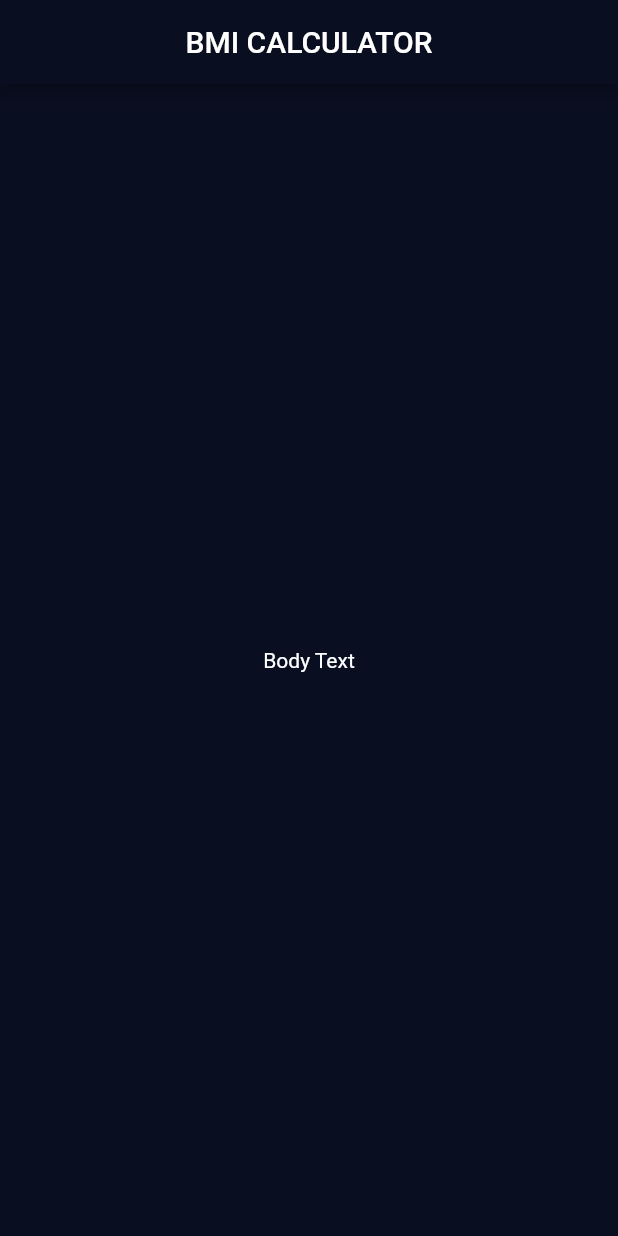
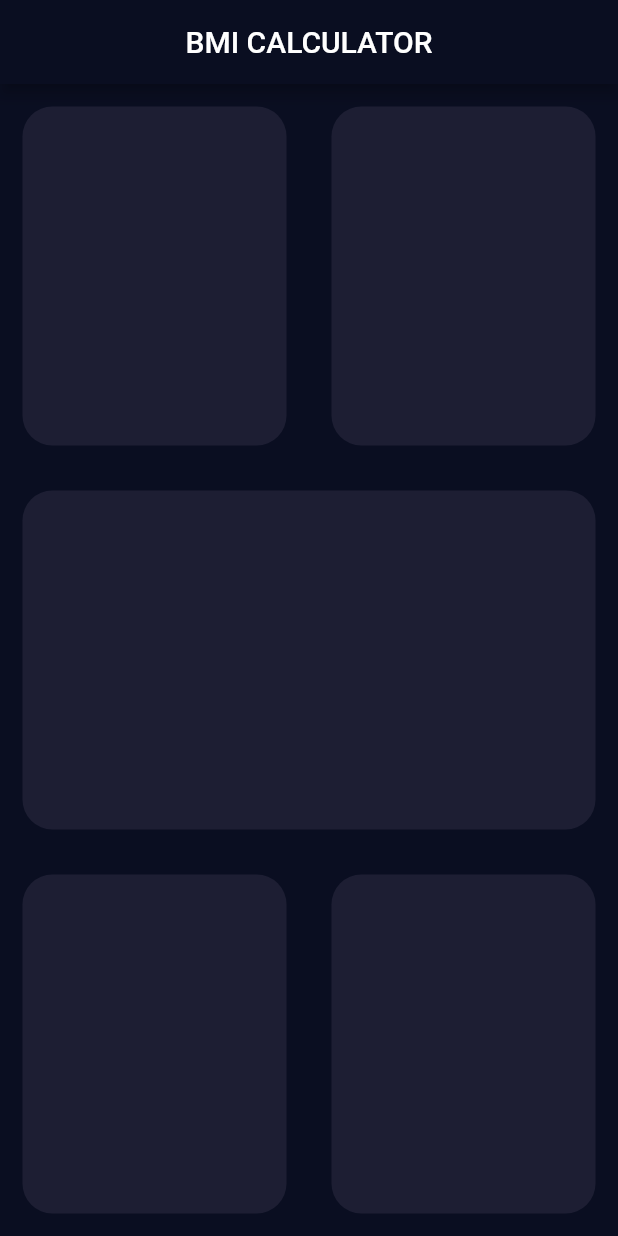
Before and after one commit to dastagg/LAB-F-bmi-calculator, a Flutter app: the screen it shows after launch, on a phone screen of 412 x 824 dp. Run offline on Flutter 3.47's test engine with Material 2 defaults, Android fonts, the phone set to English and light mode, and no system bars.

Commit message:
Section 12-3 Completed.

```diff
--- a/lib/input_page.dart
+++ b/lib/input_page.dart
@@ -1,4 +1,5 @@
 import 'package:flutter/material.dart';
+import 'package:flutter/painting.dart';
 
 class InputPage extends StatefulWidget {
   const InputPage({Key? key}) : super(key: key);
@@ -15,9 +16,64 @@ class _InputPageState extends State<InputPage> {
         title: const Center(child: Text('BMI CALCULATOR')),
         backgroundColor: const Color(0xFF0A0E21),
       ),
-      body: const Center(
-        child: Text('Body Text'),
+      body: Column(
+        children: [
+          Expanded(
+            child: Row(
+              children: [
+                Expanded(
+                  child: ReusableCard(
+                    color: const Color(0xFF1D1E33),
+                  ),
+                ),
+                Expanded(
+                  child: ReusableCard(
+                    color: const Color(0xFF1D1E33),
+                  ),
+                ),
+              ],
+            ),
+          ),
+          Expanded(
+            child: ReusableCard(
+              color: const Color(0xFF1D1E33),
+            ),
+          ),
+          Expanded(
+            child: Row(
+              children: [
+                Expanded(
+                  child: ReusableCard(
+                    color: const Color(0xFF1D1E33),
+                  ),
+                ),
+                Expanded(
+                  child: ReusableCard(
+                    color: const Color(0xFF1D1E33),
+                  ),
+                ),
+              ],
+            ),
+          ),
+        ],
       ),
     );
   }
 }
+
+class ReusableCard extends StatelessWidget {
+  final Color color;
+
+  ReusableCard({required this.color});
+
+  @override
+  Widget build(BuildContext context) {
+    return Container(
+      margin: const EdgeInsets.all(15.0),
+      decoration: BoxDecoration(
+        color: color,
+        borderRadius: BorderRadius.circular(20.0),
+      ),
+    );
+  }
+}
```
